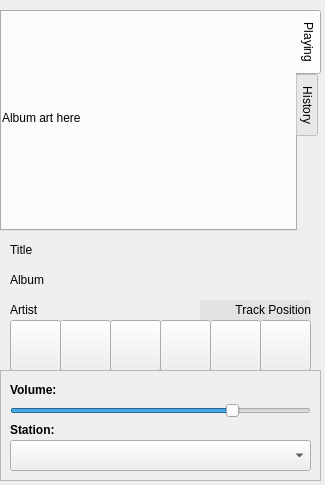
Before: the Qt Designer form qAndora-4.ui in JeffHoogland/qAndora, drawn with Qt 5.
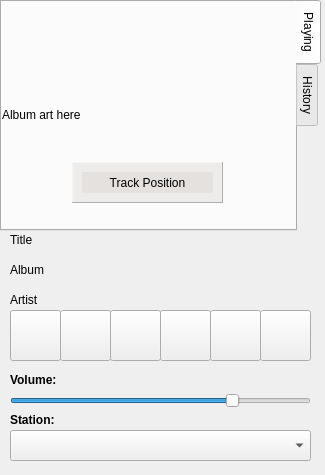
After: the same form once the commit is applied. Icons and pictures are not drawn.

```diff
--- a/qAndora-4.ui
+++ b/qAndora-4.ui
@@ -7,19 +7,19 @@
     <x>0</x>
     <y>0</y>
     <width>325</width>
-    <height>485</height>
+    <height>475</height>
    </rect>
   </property>
   <property name="minimumSize">
    <size>
     <width>325</width>
-    <height>485</height>
+    <height>475</height>
    </size>
   </property>
   <property name="maximumSize">
    <size>
     <width>325</width>
-    <height>485</height>
+    <height>475</height>
    </size>
   </property>
   <property name="windowTitle">
@@ -34,9 +34,9 @@
     <property name="geometry">
      <rect>
       <x>0</x>
-      <y>10</y>
+      <y>0</y>
       <width>321</width>
-      <height>221</height>
+      <height>231</height>
      </rect>
     </property>
     <property name="tabPosition">
@@ -54,14 +54,20 @@
        <rect>
         <x>0</x>
         <y>0</y>
-        <width>341</width>
-        <height>211</height>
+        <width>285</width>
+        <height>225</height>
        </rect>
       </property>
       <property name="minimumSize">
        <size>
-        <width>241</width>
-        <height>191</height>
+        <width>285</width>
+        <height>225</height>
+       </size>
+      </property>
+      <property name="maximumSize">
+       <size>
+        <width>0</width>
+        <height>0</height>
        </size>
       </property>
       <property name="text">
@@ -71,6 +77,874 @@
        <bool>true</bool>
       </property>
      </widget>
+     <widget class="QFrame" name="positionFrame">
+      <property name="geometry">
+       <rect>
+        <x>70</x>
+        <y>160</y>
+        <width>151</width>
+        <height>41</height>
+       </rect>
+      </property>
+      <property name="palette">
+       <palette>
+        <active>
+         <colorrole role="WindowText">
+          <brush brushstyle="SolidPattern">
+           <color alpha="255">
+            <red>0</red>
+            <green>0</green>
+            <blue>0</blue>
+           </color>
+          </brush>
+         </colorrole>
+         <colorrole role="Button">
+          <brush brushstyle="SolidPattern">
+           <color alpha="125">
+            <red>223</red>
+            <green>220</green>
+            <blue>217</blue>
+           </color>
+          </brush>
+         </colorrole>
+         <colorrole role="Light">
+          <brush brushstyle="SolidPattern">
+           <color alpha="125">
+            <red>255</red>
+            <green>255</green>
+            <blue>255</blue>
+           </color>
+          </brush>
+         </colorrole>
+         <colorrole role="Midlight">
+          <brush brushstyle="SolidPattern">
+           <color alpha="125">
+            <red>239</red>
+            <green>237</green>
+            <blue>236</blue>
+           </color>
+          </brush>
+         </colorrole>
+         <colorrole role="Dark">
+          <brush brushstyle="SolidPattern">
+           <color alpha="125">
+            <red>111</red>
+            <green>110</green>
+            <blue>108</blue>
+           </color>
+          </brush>
+         </colorrole>
+         <colorrole role="Mid">
+          <brush brushstyle="SolidPattern">
+           <color alpha="125">
+            <red>149</red>
+            <green>147</green>
+            <blue>145</blue>
+           </color>
+          </brush>
+         </colorrole>
+         <colorrole role="Text">
+          <brush brushstyle="SolidPattern">
+           <color alpha="255">
+            <red>0</red>
+            <green>0</green>
+            <blue>0</blue>
+           </color>
+          </brush>
+         </colorrole>
+         <colorrole role="BrightText">
+          <brush brushstyle="SolidPattern">
+           <color alpha="255">
+            <red>255</red>
+            <green>255</green>
+            <blue>255</blue>
+           </color>
+          </brush>
+         </colorrole>
+         <colorrole role="ButtonText">
+          <brush brushstyle="SolidPattern">
+           <color alpha="255">
+            <red>0</red>
+            <green>0</green>
+            <blue>0</blue>
+           </color>
+          </brush>
+         </colorrole>
+         <colorrole role="Base">
+          <brush brushstyle="SolidPattern">
+           <color alpha="255">
+            <red>255</red>
+            <green>255</green>
+            <blue>255</blue>
+           </color>
+          </brush>
+         </colorrole>
+         <colorrole role="Window">
+          <brush brushstyle="SolidPattern">
+           <color alpha="125">
+            <red>223</red>
+            <green>220</green>
+            <blue>217</blue>
+           </color>
+          </brush>
+         </colorrole>
+         <colorrole role="Shadow">
+          <brush brushstyle="SolidPattern">
+           <color alpha="255">
+            <red>0</red>
+            <green>0</green>
+            <blue>0</blue>
+           </color>
+          </brush>
+         </colorrole>
+         <colorrole role="AlternateBase">
+          <brush brushstyle="SolidPattern">
+           <color alpha="190">
+            <red>239</red>
+            <green>237</green>
+            <blue>236</blue>
+           </color>
+          </brush>
+         </colorrole>
+         <colorrole role="ToolTipBase">
+          <brush brushstyle="SolidPattern">
+           <color alpha="255">
+            <red>255</red>
+            <green>255</green>
+            <blue>220</blue>
+           </color>
+          </brush>
+         </colorrole>
+         <colorrole role="ToolTipText">
+          <brush brushstyle="SolidPattern">
+           <color alpha="255">
+            <red>0</red>
+            <green>0</green>
+            <blue>0</blue>
+           </color>
+          </brush>
+         </colorrole>
+        </active>
+        <inactive>
+         <colorrole role="WindowText">
+          <brush brushstyle="SolidPattern">
+           <color alpha="255">
+            <red>0</red>
+            <green>0</green>
+            <blue>0</blue>
+           </color>
+          </brush>
+         </colorrole>
+         <colorrole role="Button">
+          <brush brushstyle="SolidPattern">
+           <color alpha="125">
+            <red>223</red>
+            <green>220</green>
+            <blue>217</blue>
+           </color>
+          </brush>
+         </colorrole>
+         <colorrole role="Light">
+          <brush brushstyle="SolidPattern">
+           <color alpha="125">
+            <red>255</red>
+            <green>255</green>
+            <blue>255</blue>
+           </color>
+          </brush>
+         </colorrole>
+         <colorrole role="Midlight">
+          <brush brushstyle="SolidPattern">
+           <color alpha="125">
+            <red>239</red>
+            <green>237</green>
+            <blue>236</blue>
+           </color>
+          </brush>
+         </colorrole>
+         <colorrole role="Dark">
+          <brush brushstyle="SolidPattern">
+           <color alpha="125">
+            <red>111</red>
+            <green>110</green>
+            <blue>108</blue>
+           </color>
+          </brush>
+         </colorrole>
+         <colorrole role="Mid">
+          <brush brushstyle="SolidPattern">
+           <color alpha="125">
+            <red>149</red>
+            <green>147</green>
+            <blue>145</blue>
+           </color>
+          </brush>
+         </colorrole>
+         <colorrole role="Text">
+          <brush brushstyle="SolidPattern">
+           <color alpha="255">
+            <red>0</red>
+            <green>0</green>
+            <blue>0</blue>
+           </color>
+          </brush>
+         </colorrole>
+         <colorrole role="BrightText">
+          <brush brushstyle="SolidPattern">
+           <color alpha="255">
+            <red>255</red>
+            <green>255</green>
+            <blue>255</blue>
+           </color>
+          </brush>
+         </colorrole>
+         <colorrole role="ButtonText">
+          <brush brushstyle="SolidPattern">
+           <color alpha="255">
+            <red>0</red>
+            <green>0</green>
+            <blue>0</blue>
+           </color>
+          </brush>
+         </colorrole>
+         <colorrole role="Base">
+          <brush brushstyle="SolidPattern">
+           <color alpha="255">
+            <red>255</red>
+            <green>255</green>
+            <blue>255</blue>
+           </color>
+          </brush>
+         </colorrole>
+         <colorrole role="Window">
+          <brush brushstyle="SolidPattern">
+           <color alpha="125">
+            <red>223</red>
+            <green>220</green>
+            <blue>217</blue>
+           </color>
+          </brush>
+         </colorrole>
+         <colorrole role="Shadow">
+          <brush brushstyle="SolidPattern">
+           <color alpha="255">
+            <red>0</red>
+            <green>0</green>
+            <blue>0</blue>
+           </color>
+          </brush>
+         </colorrole>
+         <colorrole role="AlternateBase">
+          <brush brushstyle="SolidPattern">
+           <color alpha="190">
+            <red>239</red>
+            <green>237</green>
+            <blue>236</blue>
+           </color>
+          </brush>
+         </colorrole>
+         <colorrole role="ToolTipBase">
+          <brush brushstyle="SolidPattern">
+           <color alpha="255">
+            <red>255</red>
+            <green>255</green>
+            <blue>220</blue>
+           </color>
+          </brush>
+         </colorrole>
+         <colorrole role="ToolTipText">
+          <brush brushstyle="SolidPattern">
+           <color alpha="255">
+            <red>0</red>
+            <green>0</green>
+            <blue>0</blue>
+           </color>
+          </brush>
+         </colorrole>
+        </inactive>
+        <disabled>
+         <colorrole role="WindowText">
+          <brush brushstyle="SolidPattern">
+           <color alpha="125">
+            <red>111</red>
+            <green>110</green>
+            <blue>108</blue>
+           </color>
+          </brush>
+         </colorrole>
+         <colorrole role="Button">
+          <brush brushstyle="SolidPattern">
+           <color alpha="125">
+            <red>223</red>
+            <green>220</green>
+            <blue>217</blue>
+           </color>
+          </brush>
+         </colorrole>
+         <colorrole role="Light">
+          <brush brushstyle="SolidPattern">
+           <color alpha="125">
+            <red>255</red>
+            <green>255</green>
+            <blue>255</blue>
+           </color>
+          </brush>
+         </colorrole>
+         <colorrole role="Midlight">
+          <brush brushstyle="SolidPattern">
+           <color alpha="125">
+            <red>239</red>
+            <green>237</green>
+            <blue>236</blue>
+           </color>
+          </brush>
+         </colorrole>
+         <colorrole role="Dark">
+          <brush brushstyle="SolidPattern">
+           <color alpha="125">
+            <red>111</red>
+            <green>110</green>
+            <blue>108</blue>
+           </color>
+          </brush>
+         </colorrole>
+         <colorrole role="Mid">
+          <brush brushstyle="SolidPattern">
+           <color alpha="125">
+            <red>149</red>
+            <green>147</green>
+            <blue>145</blue>
+           </color>
+          </brush>
+         </colorrole>
+         <colorrole role="Text">
+          <brush brushstyle="SolidPattern">
+           <color alpha="125">
+            <red>111</red>
+            <green>110</green>
+            <blue>108</blue>
+           </color>
+          </brush>
+         </colorrole>
+         <colorrole role="BrightText">
+          <brush brushstyle="SolidPattern">
+           <color alpha="255">
+            <red>255</red>
+            <green>255</green>
+            <blue>255</blue>
+           </color>
+          </brush>
+         </colorrole>
+         <colorrole role="ButtonText">
+          <brush brushstyle="SolidPattern">
+           <color alpha="125">
+            <red>111</red>
+            <green>110</green>
+            <blue>108</blue>
+           </color>
+          </brush>
+         </colorrole>
+         <colorrole role="Base">
+          <brush brushstyle="SolidPattern">
+           <color alpha="125">
+            <red>223</red>
+            <green>220</green>
+            <blue>217</blue>
+           </color>
+          </brush>
+         </colorrole>
+         <colorrole role="Window">
+          <brush brushstyle="SolidPattern">
+           <color alpha="125">
+            <red>223</red>
+            <green>220</green>
+            <blue>217</blue>
+           </color>
+          </brush>
+         </colorrole>
+         <colorrole role="Shadow">
+          <brush brushstyle="SolidPattern">
+           <color alpha="255">
+            <red>0</red>
+            <green>0</green>
+            <blue>0</blue>
+           </color>
+          </brush>
+         </colorrole>
+         <colorrole role="AlternateBase">
+          <brush brushstyle="SolidPattern">
+           <color alpha="125">
+            <red>223</red>
+            <green>220</green>
+            <blue>217</blue>
+           </color>
+          </brush>
+         </colorrole>
+         <colorrole role="ToolTipBase">
+          <brush brushstyle="SolidPattern">
+           <color alpha="255">
+            <red>255</red>
+            <green>255</green>
+            <blue>220</blue>
+           </color>
+          </brush>
+         </colorrole>
+         <colorrole role="ToolTipText">
+          <brush brushstyle="SolidPattern">
+           <color alpha="255">
+            <red>0</red>
+            <green>0</green>
+            <blue>0</blue>
+           </color>
+          </brush>
+         </colorrole>
+        </disabled>
+       </palette>
+      </property>
+      <property name="autoFillBackground">
+       <bool>true</bool>
+      </property>
+      <property name="frameShape">
+       <enum>QFrame::Panel</enum>
+      </property>
+      <property name="frameShadow">
+       <enum>QFrame::Raised</enum>
+      </property>
+      <widget class="QLabel" name="positionLabel">
+       <property name="geometry">
+        <rect>
+         <x>10</x>
+         <y>10</y>
+         <width>131</width>
+         <height>21</height>
+        </rect>
+       </property>
+       <property name="palette">
+        <palette>
+         <active>
+          <colorrole role="WindowText">
+           <brush brushstyle="SolidPattern">
+            <color alpha="255">
+             <red>0</red>
+             <green>0</green>
+             <blue>0</blue>
+            </color>
+           </brush>
+          </colorrole>
+          <colorrole role="Button">
+           <brush brushstyle="SolidPattern">
+            <color alpha="165">
+             <red>223</red>
+             <green>220</green>
+             <blue>217</blue>
+            </color>
+           </brush>
+          </colorrole>
+          <colorrole role="Light">
+           <brush brushstyle="SolidPattern">
+            <color alpha="165">
+             <red>255</red>
+             <green>255</green>
+             <blue>255</blue>
+            </color>
+           </brush>
+          </colorrole>
+          <colorrole role="Midlight">
+           <brush brushstyle="SolidPattern">
+            <color alpha="165">
+             <red>239</red>
+             <green>237</green>
+             <blue>236</blue>
+            </color>
+           </brush>
+          </colorrole>
+          <colorrole role="Dark">
+           <brush brushstyle="SolidPattern">
+            <color alpha="165">
+             <red>111</red>
+             <green>110</green>
+             <blue>108</blue>
+            </color>
+           </brush>
+          </colorrole>
+          <colorrole role="Mid">
+           <brush brushstyle="SolidPattern">
+            <color alpha="165">
+             <red>149</red>
+             <green>147</green>
+             <blue>145</blue>
+            </color>
+           </brush>
+          </colorrole>
+          <colorrole role="Text">
+           <brush brushstyle="SolidPattern">
+            <color alpha="255">
+             <red>0</red>
+             <green>0</green>
+             <blue>0</blue>
+            </color>
+           </brush>
+          </colorrole>
+          <colorrole role="BrightText">
+           <brush brushstyle="SolidPattern">
+            <color alpha="255">
+             <red>255</red>
+             <green>255</green>
+             <blue>255</blue>
+            </color>
+           </brush>
+          </colorrole>
+          <colorrole role="ButtonText">
+           <brush brushstyle="SolidPattern">
+            <color alpha="255">
+             <red>0</red>
+             <green>0</green>
+             <blue>0</blue>
+            </color>
+           </brush>
+          </colorrole>
+          <colorrole role="Base">
+           <brush brushstyle="SolidPattern">
+            <color alpha="255">
+             <red>255</red>
+             <green>255</green>
+             <blue>255</blue>
+            </color>
+           </brush>
+          </colorrole>
+          <colorrole role="Window">
+           <brush brushstyle="SolidPattern">
+            <color alpha="165">
+             <red>223</red>
+             <green>220</green>
+             <blue>217</blue>
+            </color>
+           </brush>
+          </colorrole>
+          <colorrole role="Shadow">
+           <brush brushstyle="SolidPattern">
+            <color alpha="255">
+             <red>0</red>
+             <green>0</green>
+             <blue>0</blue>
+            </color>
+           </brush>
+          </colorrole>
+          <colorrole role="AlternateBase">
+           <brush brushstyle="SolidPattern">
+            <color alpha="210">
+             <red>239</red>
+             <green>237</green>
+             <blue>236</blue>
+            </color>
+           </brush>
+          </colorrole>
+          <colorrole role="ToolTipBase">
+           <brush brushstyle="SolidPattern">
+            <color alpha="255">
+             <red>255</red>
+             <green>255</green>
+             <blue>220</blue>
+            </color>
+           </brush>
+          </colorrole>
+          <colorrole role="ToolTipText">
+           <brush brushstyle="SolidPattern">
+            <color alpha="255">
+             <red>0</red>
+             <green>0</green>
+             <blue>0</blue>
+            </color>
+           </brush>
+          </colorrole>
+         </active>
+         <inactive>
+          <colorrole role="WindowText">
+           <brush brushstyle="SolidPattern">
+            <color alpha="255">
+             <red>0</red>
+             <green>0</green>
+             <blue>0</blue>
+            </color>
+           </brush>
+          </colorrole>
+          <colorrole role="Button">
+           <brush brushstyle="SolidPattern">
+            <color alpha="165">
+             <red>223</red>
+             <green>220</green>
+             <blue>217</blue>
+            </color>
+           </brush>
+          </colorrole>
+          <colorrole role="Light">
+           <brush brushstyle="SolidPattern">
+            <color alpha="165">
+             <red>255</red>
+             <green>255</green>
+             <blue>255</blue>
+            </color>
+           </brush>
+          </colorrole>
+          <colorrole role="Midlight">
+           <brush brushstyle="SolidPattern">
+            <color alpha="165">
+             <red>239</red>
+             <green>237</green>
+             <blue>236</blue>
+            </color>
+           </brush>
+          </colorrole>
+          <colorrole role="Dark">
+           <brush brushstyle="SolidPattern">
+            <color alpha="165">
+             <red>111</red>
+             <green>110</green>
+             <blue>108</blue>
+            </color>
+           </brush>
+          </colorrole>
+          <colorrole role="Mid">
+           <brush brushstyle="SolidPattern">
+            <color alpha="165">
+             <red>149</red>
+             <green>147</green>
+             <blue>145</blue>
+            </color>
+           </brush>
+          </colorrole>
+          <colorrole role="Text">
+           <brush brushstyle="SolidPattern">
+            <color alpha="255">
+             <red>0</red>
+             <green>0</green>
+             <blue>0</blue>
+            </color>
+           </brush>
+          </colorrole>
+          <colorrole role="BrightText">
+           <brush brushstyle="SolidPattern">
+            <color alpha="255">
+             <red>255</red>
+             <green>255</green>
+             <blue>255</blue>
+            </color>
+           </brush>
+          </colorrole>
+          <colorrole role="ButtonText">
+           <brush brushstyle="SolidPattern">
+            <color alpha="255">
+             <red>0</red>
+             <green>0</green>
+             <blue>0</blue>
+            </color>
+           </brush>
+          </colorrole>
+          <colorrole role="Base">
+           <brush brushstyle="SolidPattern">
+            <color alpha="255">
+             <red>255</red>
+             <green>255</green>
+             <blue>255</blue>
+            </color>
+           </brush>
+          </colorrole>
+          <colorrole role="Window">
+           <brush brushstyle="SolidPattern">
+            <color alpha="165">
+             <red>223</red>
+             <green>220</green>
+             <blue>217</blue>
+            </color>
+           </brush>
+          </colorrole>
+          <colorrole role="Shadow">
+           <brush brushstyle="SolidPattern">
+            <color alpha="255">
+             <red>0</red>
+             <green>0</green>
+             <blue>0</blue>
+            </color>
+           </brush>
+          </colorrole>
+          <colorrole role="AlternateBase">
+           <brush brushstyle="SolidPattern">
+            <color alpha="210">
+             <red>239</red>
+             <green>237</green>
+             <blue>236</blue>
+            </color>
+           </brush>
+          </colorrole>
+          <colorrole role="ToolTipBase">
+           <brush brushstyle="SolidPattern">
+            <color alpha="255">
+             <red>255</red>
+             <green>255</green>
+             <blue>220</blue>
+            </color>
+           </brush>
+          </colorrole>
+          <colorrole role="ToolTipText">
+           <brush brushstyle="SolidPattern">
+            <color alpha="255">
+             <red>0</red>
+             <green>0</green>
+             <blue>0</blue>
+            </color>
+           </brush>
+          </colorrole>
+         </inactive>
+         <disabled>
+          <colorrole role="WindowText">
+           <brush brushstyle="SolidPattern">
+            <color alpha="165">
+             <red>111</red>
+             <green>110</green>
+             <blue>108</blue>
+            </color>
+           </brush>
+          </colorrole>
+          <colorrole role="Button">
+           <brush brushstyle="SolidPattern">
+            <color alpha="165">
+             <red>223</red>
+             <green>220</green>
+             <blue>217</blue>
+            </color>
+           </brush>
+          </colorrole>
+          <colorrole role="Light">
+           <brush brushstyle="SolidPattern">
+            <color alpha="165">
+             <red>255</red>
+             <green>255</green>
+             <blue>255</blue>
+            </color>
+           </brush>
+          </colorrole>
+          <colorrole role="Midlight">
+           <brush brushstyle="SolidPattern">
+            <color alpha="165">
+             <red>239</red>
+             <green>237</green>
+             <blue>236</blue>
+            </color>
+           </brush>
+          </colorrole>
+          <colorrole role="Dark">
+           <brush brushstyle="SolidPattern">
+            <color alpha="165">
+             <red>111</red>
+             <green>110</green>
+             <blue>108</blue>
+            </color>
+           </brush>
+          </colorrole>
+          <colorrole role="Mid">
+           <brush brushstyle="SolidPattern">
+            <color alpha="165">
+             <red>149</red>
+             <green>147</green>
+             <blue>145</blue>
+            </color>
+           </brush>
+          </colorrole>
+          <colorrole role="Text">
+           <brush brushstyle="SolidPattern">
+            <color alpha="165">
+             <red>111</red>
+             <green>110</green>
+             <blue>108</blue>
+            </color>
+           </brush>
+          </colorrole>
+          <colorrole role="BrightText">
+           <brush brushstyle="SolidPattern">
+            <color alpha="255">
+             <red>255</red>
+             <green>255</green>
+             <blue>255</blue>
+            </color>
+           </brush>
+          </colorrole>
+          <colorrole role="ButtonText">
+           <brush brushstyle="SolidPattern">
+            <color alpha="165">
+             <red>111</red>
+             <green>110</green>
+             <blue>108</blue>
+            </color>
+           </brush>
+          </colorrole>
+          <colorrole role="Base">
+           <brush brushstyle="SolidPattern">
+            <color alpha="165">
+             <red>223</red>
+             <green>220</green>
+             <blue>217</blue>
+            </color>
+           </brush>
+          </colorrole>
+          <colorrole role="Window">
+           <brush brushstyle="SolidPattern">
+            <color alpha="165">
+             <red>223</red>
+             <green>220</green>
+             <blue>217</blue>
+            </color>
+           </brush>
+          </colorrole>
+          <colorrole role="Shadow">
+           <brush brushstyle="SolidPattern">
+            <color alpha="255">
+             <red>0</red>
+             <green>0</green>
+             <blue>0</blue>
+            </color>
+           </brush>
+          </colorrole>
+          <colorrole role="AlternateBase">
+           <brush brushstyle="SolidPattern">
+            <color alpha="165">
+             <red>223</red>
+             <green>220</green>
+             <blue>217</blue>
+            </color>
+           </brush>
+          </colorrole>
+          <colorrole role="ToolTipBase">
+           <brush brushstyle="SolidPattern">
+            <color alpha="255">
+             <red>255</red>
+             <green>255</green>
+             <blue>220</blue>
+            </color>
+           </brush>
+          </colorrole>
+          <colorrole role="ToolTipText">
+           <brush brushstyle="SolidPattern">
+            <color alpha="255">
+             <red>0</red>
+             <green>0</green>
+             <blue>0</blue>
+            </color>
+           </brush>
+          </colorrole>
+         </disabled>
+        </palette>
+       </property>
+       <property name="autoFillBackground">
+        <bool>true</bool>
+       </property>
+       <property name="text">
+        <string>Track Position</string>
+       </property>
+       <property name="alignment">
+        <set>Qt::AlignCenter</set>
+       </property>
+      </widget>
+     </widget>
     </widget>
     <widget class="QWidget" name="historyTab">
      <attribute name="title">
@@ -92,7 +966,7 @@
     <property name="geometry">
      <rect>
       <x>0</x>
-      <y>230</y>
+      <y>220</y>
       <width>321</width>
       <height>91</height>
      </rect>
@@ -163,446 +1037,12 @@
       <bool>true</bool>
      </property>
     </widget>
-    <widget class="QLabel" name="positionLabel">
-     <property name="geometry">
-      <rect>
-       <x>200</x>
-       <y>70</y>
-       <width>111</width>
-       <height>20</height>
-      </rect>
-     </property>
-     <property name="palette">
-      <palette>
-       <active>
-        <colorrole role="WindowText">
-         <brush brushstyle="SolidPattern">
-          <color alpha="255">
-           <red>0</red>
-           <green>0</green>
-           <blue>0</blue>
-          </color>
-         </brush>
-        </colorrole>
-        <colorrole role="Button">
-         <brush brushstyle="SolidPattern">
-          <color alpha="165">
-           <red>223</red>
-           <green>220</green>
-           <blue>217</blue>
-          </color>
-         </brush>
-        </colorrole>
-        <colorrole role="Light">
-         <brush brushstyle="SolidPattern">
-          <color alpha="165">
-           <red>255</red>
-           <green>255</green>
-           <blue>255</blue>
-          </color>
-         </brush>
-        </colorrole>
-        <colorrole role="Midlight">
-         <brush brushstyle="SolidPattern">
-          <color alpha="165">
-           <red>239</red>
-           <green>237</green>
-           <blue>236</blue>
-          </color>
-         </brush>
-        </colorrole>
-        <colorrole role="Dark">
-         <brush brushstyle="SolidPattern">
-          <color alpha="165">
-           <red>111</red>
-           <green>110</green>
-           <blue>108</blue>
-          </color>
-         </brush>
-        </colorrole>
-        <colorrole role="Mid">
-         <brush brushstyle="SolidPattern">
-          <color alpha="165">
-           <red>149</red>
-           <green>147</green>
-           <blue>145</blue>
-          </color>
-         </brush>
-        </colorrole>
-        <colorrole role="Text">
-         <brush brushstyle="SolidPattern">
-          <color alpha="255">
-           <red>0</red>
-           <green>0</green>
-           <blue>0</blue>
-          </color>
-         </brush>
-        </colorrole>
-        <colorrole role="BrightText">
-         <brush brushstyle="SolidPattern">
-          <color alpha="255">
-           <red>255</red>
-           <green>255</green>
-           <blue>255</blue>
-          </color>
-         </brush>
-        </colorrole>
-        <colorrole role="ButtonText">
-         <brush brushstyle="SolidPattern">
-          <color alpha="255">
-           <red>0</red>
-           <green>0</green>
-           <blue>0</blue>
-          </color>
-         </brush>
-        </colorrole>
-        <colorrole role="Base">
-         <brush brushstyle="SolidPattern">
-          <color alpha="255">
-           <red>255</red>
-           <green>255</green>
-           <blue>255</blue>
-          </color>
-         </brush>
-        </colorrole>
-        <colorrole role="Window">
-         <brush brushstyle="SolidPattern">
-          <color alpha="165">
-           <red>223</red>
-           <green>220</green>
-           <blue>217</blue>
-          </color>
-         </brush>
-        </colorrole>
-        <colorrole role="Shadow">
-         <brush brushstyle="SolidPattern">
-          <color alpha="255">
-           <red>0</red>
-           <green>0</green>
-           <blue>0</blue>
-          </color>
-         </brush>
-        </colorrole>
-        <colorrole role="AlternateBase">
-         <brush brushstyle="SolidPattern">
-          <color alpha="210">
-           <red>239</red>
-           <green>237</green>
-           <blue>236</blue>
-          </color>
-         </brush>
-        </colorrole>
-        <colorrole role="ToolTipBase">
-         <brush brushstyle="SolidPattern">
-          <color alpha="255">
-           <red>255</red>
-           <green>255</green>
-           <blue>220</blue>
-          </color>
-         </brush>
-        </colorrole>
-        <colorrole role="ToolTipText">
-         <brush brushstyle="SolidPattern">
-          <color alpha="255">
-           <red>0</red>
-           <green>0</green>
-           <blue>0</blue>
-          </color>
-         </brush>
-        </colorrole>
-       </active>
-       <inactive>
-        <colorrole role="WindowText">
-         <brush brushstyle="SolidPattern">
-          <color alpha="255">
-           <red>0</red>
-           <green>0</green>
-           <blue>0</blue>
-          </color>
-         </brush>
-        </colorrole>
-        <colorrole role="Button">
-         <brush brushstyle="SolidPattern">
-          <color alpha="165">
-           <red>223</red>
-           <green>220</green>
-           <blue>217</blue>
-          </color>
-         </brush>
-        </colorrole>
-        <colorrole role="Light">
-         <brush brushstyle="SolidPattern">
-          <color alpha="165">
-           <red>255</red>
-           <green>255</green>
-           <blue>255</blue>
-          </color>
-         </brush>
-        </colorrole>
-        <colorrole role="Midlight">
-         <brush brushstyle="SolidPattern">
-          <color alpha="165">
-           <red>239</red>
-           <green>237</green>
-           <blue>236</blue>
-          </color>
-         </brush>
-        </colorrole>
-        <colorrole role="Dark">
-         <brush brushstyle="SolidPattern">
-          <color alpha="165">
-           <red>111</red>
-           <green>110</green>
-           <blue>108</blue>
-          </color>
-         </brush>
-        </colorrole>
-        <colorrole role="Mid">
-         <brush brushstyle="SolidPattern">
-          <color alpha="165">
-           <red>149</red>
-           <green>147</green>
-           <blue>145</blue>
-          </color>
-         </brush>
-        </colorrole>
-        <colorrole role="Text">
-         <brush brushstyle="SolidPattern">
-          <color alpha="255">
-           <red>0</red>
-           <green>0</green>
-           <blue>0</blue>
-          </color>
-         </brush>
-        </colorrole>
-        <colorrole role="BrightText">
-         <brush brushstyle="SolidPattern">
-          <color alpha="255">
-           <red>255</red>
-           <green>255</green>
-           <blue>255</blue>
-          </color>
-         </brush>
-        </colorrole>
-        <colorrole role="ButtonText">
-         <brush brushstyle="SolidPattern">
-          <color alpha="255">
-           <red>0</red>
-           <green>0</green>
-           <blue>0</blue>
-          </color>
-         </brush>
-        </colorrole>
-        <colorrole role="Base">
-         <brush brushstyle="SolidPattern">
-          <color alpha="255">
-           <red>255</red>
-           <green>255</green>
-           <blue>255</blue>
-          </color>
-         </brush>
-        </colorrole>
-        <colorrole role="Window">
-         <brush brushstyle="SolidPattern">
-          <color alpha="165">
-           <red>223</red>
-           <green>220</green>
-           <blue>217</blue>
-          </color>
-         </brush>
-        </colorrole>
-        <colorrole role="Shadow">
-         <brush brushstyle="SolidPattern">
-          <color alpha="255">
-           <red>0</red>
-           <green>0</green>
-           <blue>0</blue>
-          </color>
-         </brush>
-        </colorrole>
-        <colorrole role="AlternateBase">
-         <brush brushstyle="SolidPattern">
-          <color alpha="210">
-           <red>239</red>
-           <green>237</green>
-           <blue>236</blue>
-          </color>
-         </brush>
-        </colorrole>
-        <colorrole role="ToolTipBase">
-         <brush brushstyle="SolidPattern">
-          <color alpha="255">
-           <red>255</red>
-           <green>255</green>
-           <blue>220</blue>
-          </color>
-         </brush>
-        </colorrole>
-        <colorrole role="ToolTipText">
-         <brush brushstyle="SolidPattern">
-          <color alpha="255">
-           <red>0</red>
-           <green>0</green>
-           <blue>0</blue>
-          </color>
-         </brush>
-        </colorrole>
-       </inactive>
-       <disabled>
-        <colorrole role="WindowText">
-         <brush brushstyle="SolidPattern">
-          <color alpha="165">
-           <red>111</red>
-           <green>110</green>
-           <blue>108</blue>
-          </color>
-         </brush>
-        </colorrole>
-        <colorrole role="Button">
-         <brush brushstyle="SolidPattern">
-          <color alpha="165">
-           <red>223</red>
-           <green>220</green>
-           <blue>217</blue>
-          </color>
-         </brush>
-        </colorrole>
-        <colorrole role="Light">
-         <brush brushstyle="SolidPattern">
-          <color alpha="165">
-           <red>255</red>
-           <green>255</green>
-           <blue>255</blue>
-          </color>
-         </brush>
-        </colorrole>
-        <colorrole role="Midlight">
-         <brush brushstyle="SolidPattern">
-          <color alpha="165">
-           <red>239</red>
-           <green>237</green>
-           <blue>236</blue>
-          </color>
-         </brush>
-        </colorrole>
-        <colorrole role="Dark">
-         <brush brushstyle="SolidPattern">
-          <color alpha="165">
-           <red>111</red>
-           <green>110</green>
-           <blue>108</blue>
-          </color>
-         </brush>
-        </colorrole>
-        <colorrole role="Mid">
-         <brush brushstyle="SolidPattern">
-          <color alpha="165">
-           <red>149</red>
-           <green>147</green>
-           <blue>145</blue>
-          </color>
-         </brush>
-        </colorrole>
-        <colorrole role="Text">
-         <brush brushstyle="SolidPattern">
-          <color alpha="165">
-           <red>111</red>
-           <green>110</green>
-           <blue>108</blue>
-          </color>
-         </brush>
-        </colorrole>
-        <colorrole role="BrightText">
-         <brush brushstyle="SolidPattern">
-          <color alpha="255">
-           <red>255</red>
-           <green>255</green>
-           <blue>255</blue>
-          </color>
-         </brush>
-        </colorrole>
-        <colorrole role="ButtonText">
-         <brush brushstyle="SolidPattern">
-          <color alpha="165">
-           <red>111</red>
-           <green>110</green>
-           <blue>108</blue>
-          </color>
-         </brush>
-        </colorrole>
-        <colorrole role="Base">
-         <brush brushstyle="SolidPattern">
-          <color alpha="165">
-           <red>223</red>
-           <green>220</green>
-           <blue>217</blue>
-          </color>
-         </brush>
-        </colorrole>
-        <colorrole role="Window">
-         <brush brushstyle="SolidPattern">
-          <color alpha="165">
-           <red>223</red>
-           <green>220</green>
-           <blue>217</blue>
-          </color>
-         </brush>
-        </colorrole>
-        <colorrole role="Shadow">
-         <brush brushstyle="SolidPattern">
-          <color alpha="255">
-           <red>0</red>
-           <green>0</green>
-           <blue>0</blue>
-          </color>
-         </brush>
-        </colorrole>
-        <colorrole role="AlternateBase">
-         <brush brushstyle="SolidPattern">
-          <color alpha="165">
-           <red>223</red>
-           <green>220</green>
-           <blue>217</blue>
-          </color>
-         </brush>
-        </colorrole>
-        <colorrole role="ToolTipBase">
-         <brush brushstyle="SolidPattern">
-          <color alpha="255">
-           <red>255</red>
-           <green>255</green>
-           <blue>220</blue>
-          </color>
-         </brush>
-        </colorrole>
-        <colorrole role="ToolTipText">
-         <brush brushstyle="SolidPattern">
-          <color alpha="255">
-           <red>0</red>
-           <green>0</green>
-           <blue>0</blue>
-          </color>
-         </brush>
-        </colorrole>
-       </disabled>
-      </palette>
-     </property>
-     <property name="autoFillBackground">
-      <bool>true</bool>
-     </property>
-     <property name="text">
-      <string>Track Position</string>
-     </property>
-     <property name="alignment">
-      <set>Qt::AlignRight|Qt::AlignTrailing|Qt::AlignVCenter</set>
-     </property>
-    </widget>
    </widget>
    <widget class="QPushButton" name="loveButton">
     <property name="geometry">
      <rect>
       <x>110</x>
-      <y>320</y>
+      <y>310</y>
       <width>51</width>
       <height>51</height>
      </rect>
@@ -628,7 +1068,7 @@
     <property name="geometry">
      <rect>
       <x>210</x>
-      <y>320</y>
+      <y>310</y>
       <width>51</width>
       <height>51</height>
      </rect>
@@ -654,7 +1094,7 @@
     <property name="geometry">
      <rect>
       <x>160</x>
-      <y>320</y>
+      <y>310</y>
       <width>51</width>
       <height>51</height>
      </rect>
@@ -680,7 +1120,7 @@
     <property name="geometry">
      <rect>
       <x>10</x>
-      <y>320</y>
+      <y>310</y>
       <width>51</width>
       <height>51</height>
      </rect>
@@ -706,7 +1146,7 @@
     <property name="geometry">
      <rect>
       <x>60</x>
-      <y>320</y>
+      <y>310</y>
       <width>51</width>
       <height>51</height>
      </rect>
@@ -732,7 +1172,7 @@
     <property name="geometry">
      <rect>
       <x>260</x>
-      <y>320</y>
+      <y>310</y>
       <width>51</width>
       <height>51</height>
      </rect>
@@ -755,13 +1195,13 @@
     <property name="geometry">
      <rect>
       <x>0</x>
-      <y>370</y>
+      <y>360</y>
       <width>321</width>
       <height>111</height>
      </rect>
     </property>
     <property name="frameShape">
-     <enum>QFrame::StyledPanel</enum>
+     <enum>QFrame::NoFrame</enum>
     </property>
     <property name="frameShadow">
      <enum>QFrame::Raised</enum>
```
Left out of the diff: 3 changed lines with no effect on the pictures.
